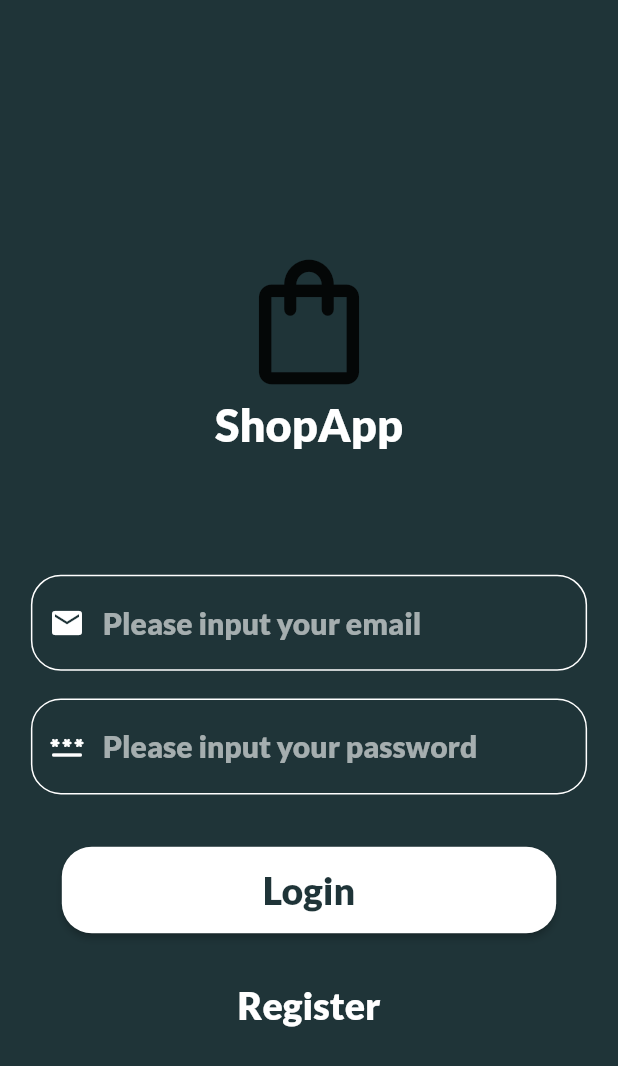
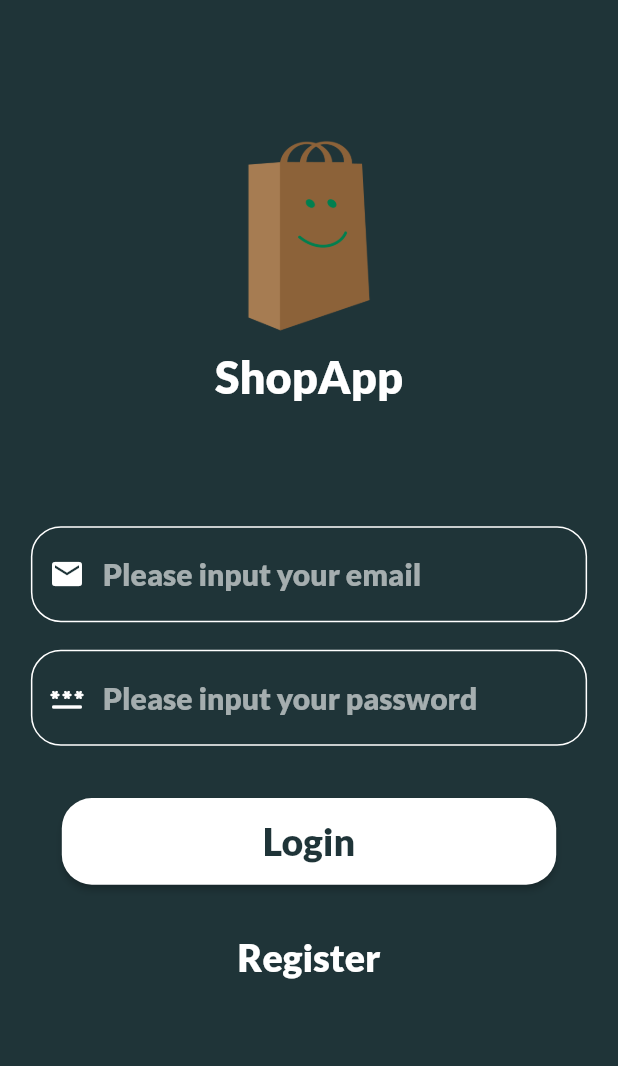
Before and after one commit to iAndBuka/shop_app, a Flutter app: the screen it shows after launch, after a tap on "Sign in with email", on a phone screen of 412 x 824 dp. Shown: the top 1066 px of the screen. Run offline on Flutter 3.47's test engine with Material 2 defaults, Android fonts, the phone set to English and light mode, and no system bars; our stand-ins replace cloud_firestore, firebase_auth, firebase_core, flutter_styled_toast, google_sign_in; missing offline and left inert: flutter_login_facebook; accounts and stored records are empty.

Commit message:
logo added

```diff
--- a/shopApp/lib/functions/widgets.dart
+++ b/shopApp/lib/functions/widgets.dart
@@ -10,7 +10,7 @@ Widget logo() {
       children: [
         Row(
           children: [
-            Icon(Icons.shopping_bag_outlined, size: 100),
+            Image.asset('assets/logo.png',height: 150,width: 150,),
           ],
         ),
         Row(
--- a/shopApp/lib/pages/login_page.dart
+++ b/shopApp/lib/pages/login_page.dart
@@ -82,7 +82,7 @@ class _LoginPageState extends State<LoginPage> {
       body: Column(
         children: [
           Padding(
-            padding: EdgeInsets.only(top: paddHeight * 0.2),
+            padding: EdgeInsets.only(top: paddHeight * 0.1),
             child: Row(
               mainAxisAlignment: MainAxisAlignment.spaceAround,
               children: [
--- a/shopApp/pubspec.yaml
+++ b/shopApp/pubspec.yaml
@@ -69,6 +69,7 @@ flutter:
      - assets/google_logo.png
      - assets/f_logo.png
      - assets/apple_logo.png
+     - assets/logo.png
 
   # An image asset can refer to one or more resolution-specific "variants", see
   # https://flutter.dev/assets-and-images/#resolution-aware.
```
Also changed, not shown: shopApp/assets/logo.png (added).
